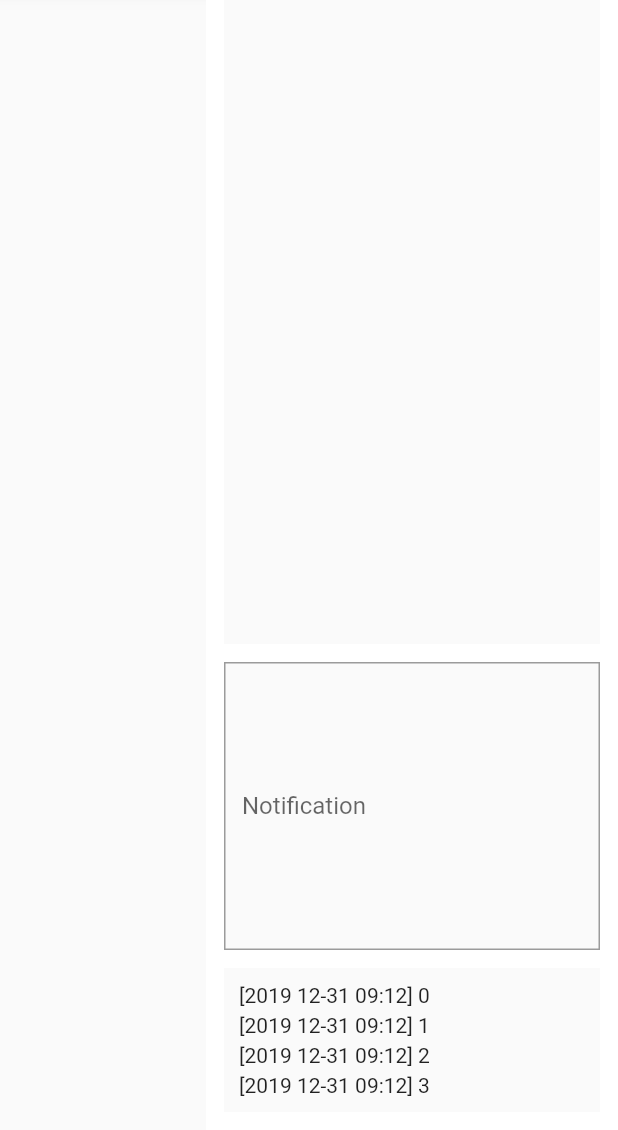
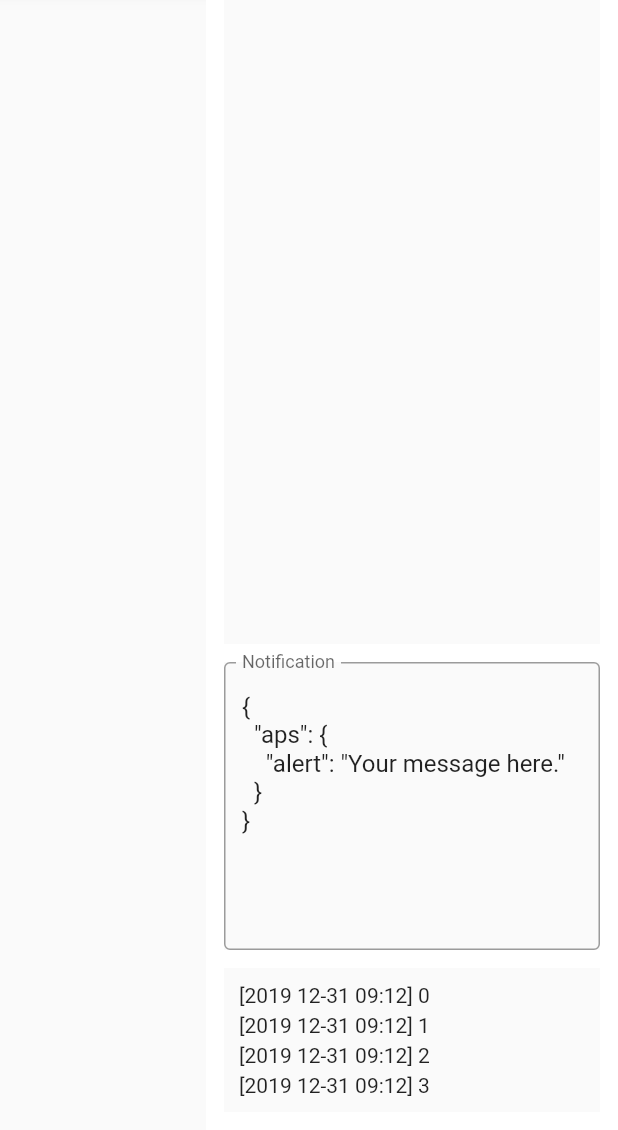
Before and after one commit to Arror/APNs, a Flutter app: the screen it shows after launch, on a phone screen of 412 x 824 dp, the part 106-1236 px from its top. Run offline on Flutter 3.47's test engine with Material 2 defaults, Android fonts, the phone set to English and light mode, and no system bars.

Commit message:
Add const

```diff
--- /dev/null
+++ b/flutter/apns/lib/app/const.dart
@@ -0,0 +1,7 @@
+const message = '''
+{
+  "aps": {
+    "alert": "Your message here."
+  }
+}
+''';
--- a/flutter/apns/lib/app/detail.dart
+++ b/flutter/apns/lib/app/detail.dart
@@ -1,4 +1,5 @@
 import 'package:flutter/material.dart';
+import 'const.dart';
 
 class Detail extends StatefulWidget {
 
@@ -86,9 +87,10 @@ class _DetailState extends State<Detail> {
                 child: Container(
                   color: Colors.grey[50],
                   child: TextFormField(
-                      decoration: InputDecoration(
+                    initialValue: message,
+                    decoration: InputDecoration(
                       border: OutlineInputBorder(
-                        borderRadius: BorderRadius.zero,
+                        borderRadius: BorderRadius.circular(4.0),
                       ),
                       labelText: 'Notification',
                     ),
```
Also changed, not shown: flutter/apns/pubspec.lock.
